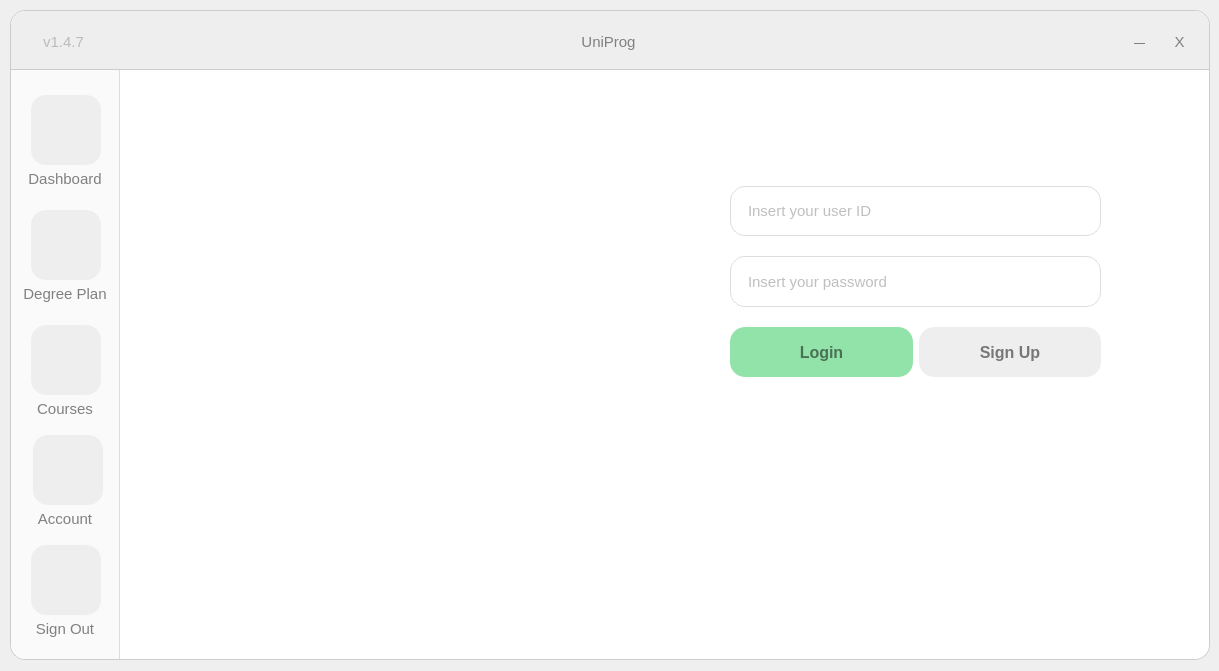
rhmtazad/UniProg, file ui/main.ui: the form before one commit.
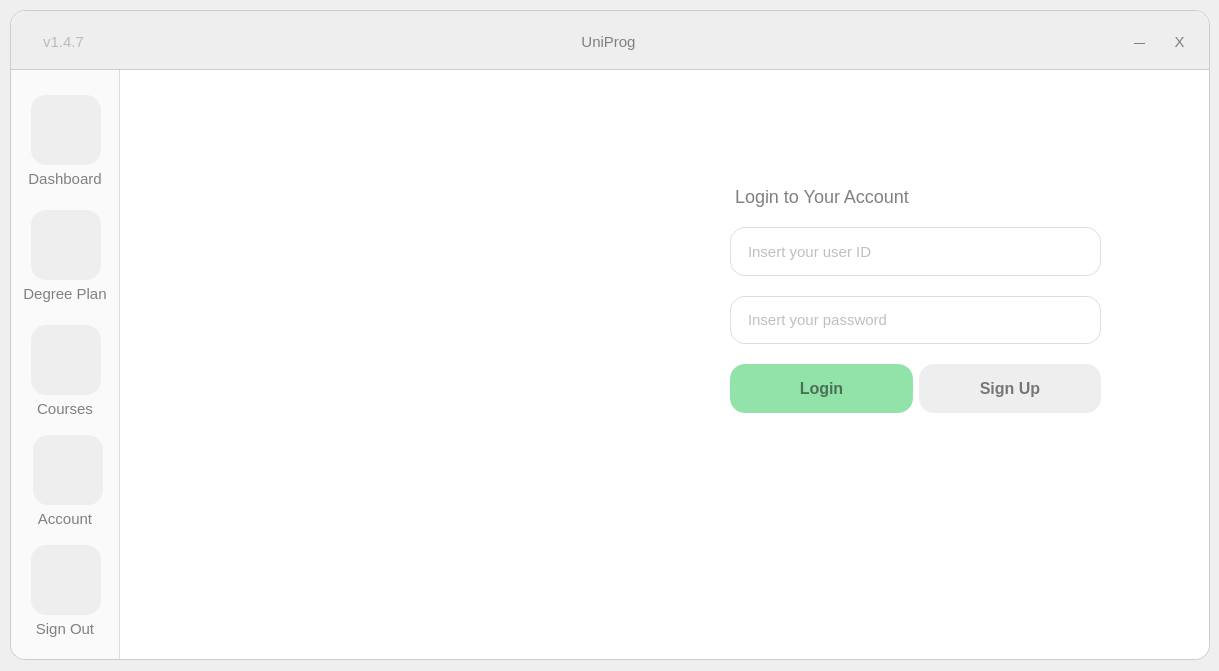
The form after the commit. The open tabs and pages were chosen to show the change. Icons and pictures are not drawn.

The edit to the form file:
```diff
--- a/ui/main.ui
+++ b/ui/main.ui
@@ -674,7 +674,7 @@
              <x>590</x>
              <y>96</y>
              <width>411</width>
-             <height>231</height>
+             <height>267</height>
             </rect>
            </property>
            <property name="frameShape">
@@ -689,27 +689,27 @@
               <x>20</x>
               <y>20</y>
               <width>371</width>
-              <height>191</height>
+              <height>227</height>
              </rect>
             </property>
             <layout class="QGridLayout" name="login_container">
              <property name="verticalSpacing">
               <number>20</number>
              </property>
-             <item row="2" column="1">
-              <widget class="QPushButton" name="signup_button">
-               <property name="sizePolicy">
-                <sizepolicy hsizetype="Expanding" vsizetype="Expanding">
-                 <horstretch>0</horstretch>
-                 <verstretch>0</verstretch>
-                </sizepolicy>
-               </property>
-               <property name="text">
-                <string>Sign Up</string>
-               </property>
-              </widget>
-             </item>
              <item row="1" column="0" colspan="2">
+              <widget class="QLineEdit" name="user_id_input">
+               <property name="sizePolicy">
+                <sizepolicy hsizetype="Expanding" vsizetype="Expanding">
+                 <horstretch>0</horstretch>
+                 <verstretch>0</verstretch>
+                </sizepolicy>
+               </property>
+               <property name="placeholderText">
+                <string>Insert your user ID</string>
+               </property>
+              </widget>
+             </item>
+             <item row="2" column="0" colspan="2">
               <widget class="QLineEdit" name="password_input">
                <property name="sizePolicy">
                 <sizepolicy hsizetype="Expanding" vsizetype="Expanding">
@@ -722,7 +722,20 @@
                </property>
               </widget>
              </item>
-             <item row="2" column="0">
+             <item row="3" column="1">
+              <widget class="QPushButton" name="signup_button">
+               <property name="sizePolicy">
+                <sizepolicy hsizetype="Expanding" vsizetype="Expanding">
+                 <horstretch>0</horstretch>
+                 <verstretch>0</verstretch>
+                </sizepolicy>
+               </property>
+               <property name="text">
+                <string>Sign Up</string>
+               </property>
+              </widget>
+             </item>
+             <item row="3" column="0">
               <widget class="QPushButton" name="login_button">
                <property name="sizePolicy">
                 <sizepolicy hsizetype="Expanding" vsizetype="Expanding">
@@ -739,15 +752,12 @@
               </widget>
              </item>
              <item row="0" column="0" colspan="2">
-              <widget class="QLineEdit" name="user_id_input">
-               <property name="sizePolicy">
-                <sizepolicy hsizetype="Expanding" vsizetype="Expanding">
-                 <horstretch>0</horstretch>
-                 <verstretch>0</verstretch>
-                </sizepolicy>
+              <widget class="QLabel" name="login_title">
+               <property name="styleSheet">
+                <string notr="true">font-size: 18px;</string>
                </property>
-               <property name="placeholderText">
-                <string>Insert your user ID</string>
+               <property name="text">
+                <string> Login to Your Account</string>
                </property>
               </widget>
              </item>
```
Left out of the diff: 2 changed lines with no effect on the pictures.
